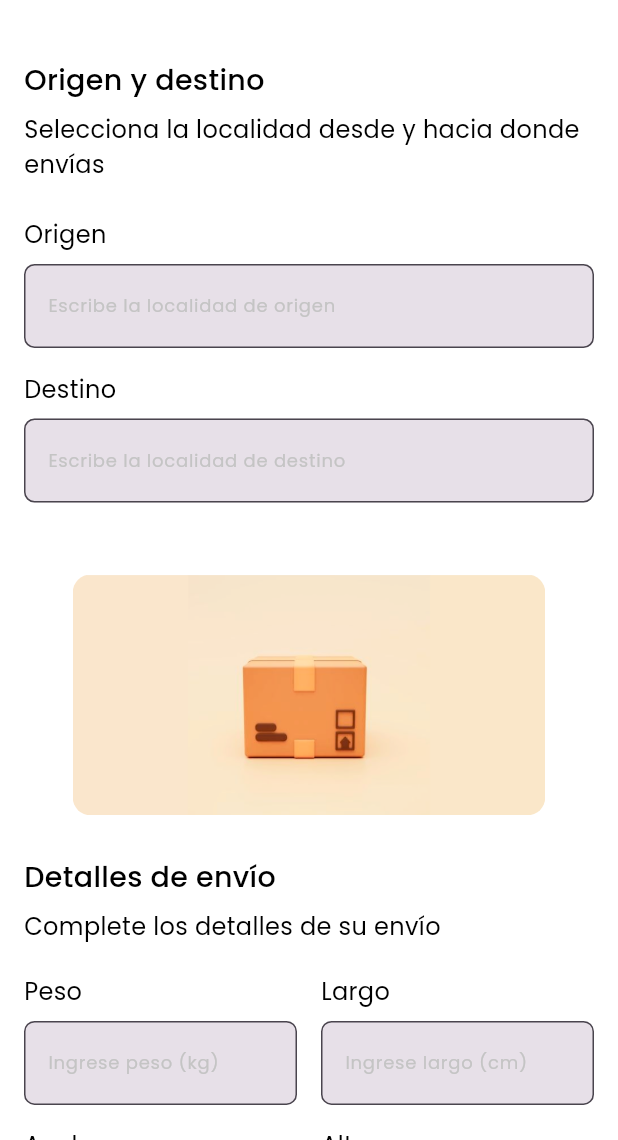
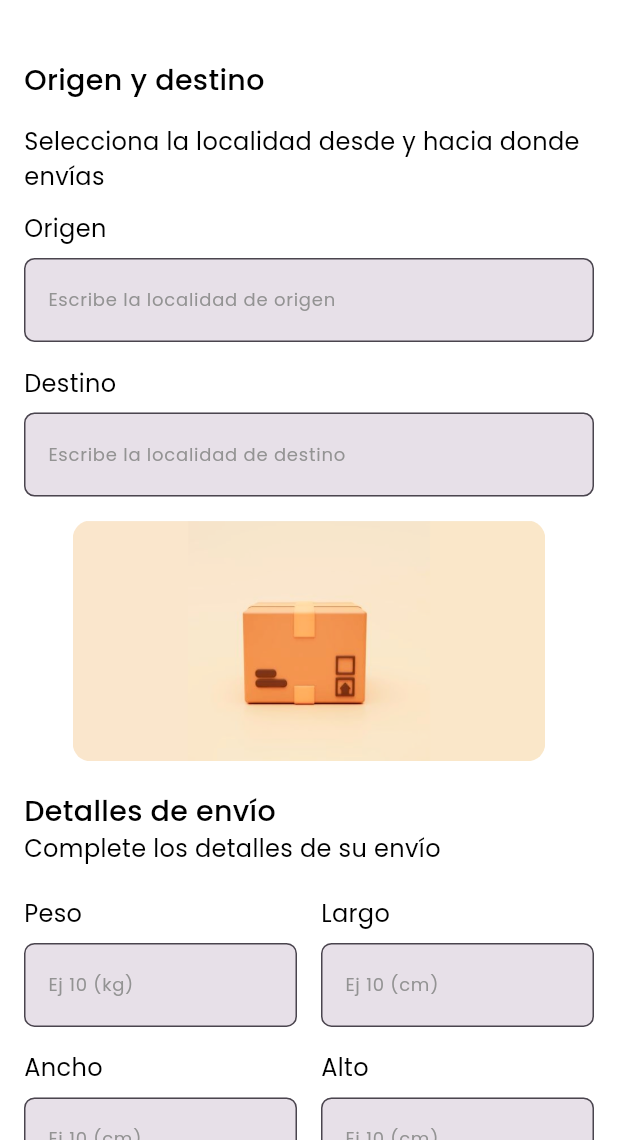
Before and after one commit to Soophiiaa/Aplicaciones-moviles, a Flutter app: the CotizarForm screen opened directly, on a phone screen of 412 x 824 dp, the part 96-1236 px from its top. Run offline on Flutter 3.47's test engine with Material 3 defaults, Android fonts, the phone set to English and light mode, and no system bars; our stand-ins replace cloud_firestore, firebase_core, flex_color_scheme; accounts and stored records are empty.

Commit message:
Pantalla de Cotizar más formulario conectado a firebase, se ven cards en primera pantalla cotizar

```diff
--- a/EXAMEN/pip_app/lib/components/cotizarform.dart
+++ b/EXAMEN/pip_app/lib/components/cotizarform.dart
@@ -42,9 +42,9 @@ class _CotizarFormState extends State<CotizarForm> {
 
     try {
       // Subir los datos a Firebase
-      await FirebaseFirestore.instance.collection('Cotizaciones').add({
-        'origen': _lugarOrigen, // Origen recibido de la primera pantalla
-        'destino': _lugarDestino, // Destino recibido de la primera pantalla
+      await FirebaseFirestore.instance.collection('CotizacionData').add({
+        'origen': _lugarOrigen.text, // Extraer texto del controlador
+        'destino': _lugarDestino.text, // Extraer texto del controlador
         'peso': _pesoController.text,
         'largo': _largoController.text,
         'ancho': _anchoController.text,
@@ -56,14 +56,6 @@ class _CotizarFormState extends State<CotizarForm> {
       if (context.mounted) {
         ScaffoldMessenger.of(context).showSnackBar(
           const SnackBar(content: Text('Datos guardados exitosamente')),
-        );
-
-        // Navegar a la pantalla de cotización
-        Navigator.of(context).pushReplacement(
-          MaterialPageRoute(
-            builder: (context) =>
-                const Placeholder(), // Reemplaza con la pantalla correspondiente
-          ),
         );
       }
     } catch (e) {
@@ -124,13 +116,13 @@ class _CotizarFormState extends State<CotizarForm> {
                           style: TextStyle(
                               fontSize: 19, fontFamily: 'Poppins-Medium'),
                         ),
-                        const SizedBox(height: 8),
+                        const SizedBox(height: 16),
                         const Text(
                           'Selecciona la localidad desde y hacia donde envías',
                           style: TextStyle(
                               fontSize: 16, fontFamily: 'Poppins-Regular'),
                         ),
-                        const SizedBox(height: 24),
+                        const SizedBox(height: 12),
                         const Text(
                           'Origen',
                           style: TextStyle(
@@ -144,7 +136,7 @@ class _CotizarFormState extends State<CotizarForm> {
                             labelStyle: TextStyle(
                               fontFamily: 'Poppins-Regular',
                               fontSize: 12,
-                              color: Color.fromARGB(255, 196, 196, 196),
+                              color: Color.fromARGB(255, 147, 147, 147),
                             ),
                             errorStyle: TextStyle(
                               fontSize: 12,
@@ -172,7 +164,7 @@ class _CotizarFormState extends State<CotizarForm> {
                             labelStyle: TextStyle(
                               fontFamily: 'Poppins-Regular',
                               fontSize: 12,
-                              color: Color.fromARGB(255, 196, 196, 196),
+                              color: Color.fromARGB(255, 147, 147, 147),
                             ),
                             errorStyle: TextStyle(
                               fontSize: 12,
@@ -193,7 +185,6 @@ class _CotizarFormState extends State<CotizarForm> {
                 ),
               ],
             ),
-            const SizedBox(height: 32),
             Center(
               child: Column(
                 mainAxisAlignment: MainAxisAlignment.center,
@@ -215,12 +206,11 @@ class _CotizarFormState extends State<CotizarForm> {
                 ],
               ),
             ),
-            const SizedBox(height: 28),
+            const SizedBox(height: 20),
             const Text(
               'Detalles de envío',
               style: TextStyle(fontSize: 19, fontFamily: 'Poppins-Medium'),
             ),
-            const SizedBox(height: 8),
             const Text(
               'Complete los detalles de su envío',
               style: TextStyle(fontSize: 16, fontFamily: 'Poppins-Regular'),
@@ -241,14 +231,23 @@ class _CotizarFormState extends State<CotizarForm> {
                       TextFormField(
                         controller: _pesoController,
                         decoration: const InputDecoration(
-                          labelText: 'Ingrese peso (kg)',
+                          labelText: 'Ej 10 (kg)',
                           labelStyle: TextStyle(
                             fontFamily: 'Poppins-Regular',
                             fontSize: 12,
-                            color: Color.fromARGB(255, 196, 196, 196),
+                            color: Color.fromARGB(255, 147, 147, 147),
+                          ),
+                          errorStyle: TextStyle(
+                            fontSize: 12,
+                            color: Colors.red,
                           ),
                         ),
-                        keyboardType: TextInputType.number,
+                        validator: (value) {
+                          if (value == null || value.isEmpty) {
+                            return 'Por favor, complete los campos faltantes';
+                          }
+                          return null;
+                        },
                       ),
                     ],
                   ),
@@ -267,14 +266,23 @@ class _CotizarFormState extends State<CotizarForm> {
                       TextFormField(
                         controller: _largoController,
                         decoration: const InputDecoration(
-                          labelText: 'Ingrese largo (cm)',
+                          labelText: 'Ej 10 (cm)',
                           labelStyle: TextStyle(
                             fontFamily: 'Poppins-Regular',
                             fontSize: 12,
-                            color: Color.fromARGB(255, 196, 196, 196),
+                            color: Color.fromARGB(255, 147, 147, 147),
+                          ),
+                          errorStyle: TextStyle(
+                            fontSize: 12,
+                            color: Colors.red,
                           ),
                         ),
-                        keyboardType: TextInputType.number,
+                        validator: (value) {
+                          if (value == null || value.isEmpty) {
+                            return 'Por favor, complete los campos faltantes';
+                          }
+                          return null;
+                        },
                       ),
                     ],
                   ),
@@ -297,14 +305,23 @@ class _CotizarFormState extends State<CotizarForm> {
                       TextFormField(
                         controller: _anchoController,
                         decoration: const InputDecoration(
-                          labelText: 'Ingrese ancho (cm)',
+                          labelText: 'Ej 10 (cm)',
                           labelStyle: TextStyle(
                             fontFamily: 'Poppins-Regular',
                             fontSize: 12,
-                            color: Color.fromARGB(255, 196, 196, 196),
+                            color: Color.fromARGB(255, 147, 147, 147),
+                          ),
+                          errorStyle: TextStyle(
+                            fontSize: 12,
+                            color: Colors.red,
                           ),
                         ),
-                        keyboardType: TextInputType.number,
+                        validator: (value) {
+                          if (value == null || value.isEmpty) {
+                            return 'Por favor, complete los campos faltantes';
+                          }
+                          return null;
+                        },
                       ),
                     ],
                   ),
@@ -323,14 +340,23 @@ class _CotizarFormState extends State<CotizarForm> {
                       TextFormField(
                         controller: _altoController,
                         decoration: const InputDecoration(
-                          labelText: 'Ingrese alto (cm)',
+                          labelText: 'Ej 10 (cm)',
                           labelStyle: TextStyle(
                             fontFamily: 'Poppins-Regular',
                             fontSize: 12,
-                            color: Color.fromARGB(255, 196, 196, 196),
+                            color: Color.fromARGB(255, 147, 147, 147),
+                          ),
+                          errorStyle: TextStyle(
+                            fontSize: 12,
+                            color: Colors.red,
                           ),
                         ),
-                        keyboardType: TextInputType.number,
+                        validator: (value) {
+                          if (value == null || value.isEmpty) {
+                            return 'Por favor, complete los campos faltantes';
+                          }
+                          return null;
+                        },
                       ),
                     ],
                   ),
@@ -341,7 +367,7 @@ class _CotizarFormState extends State<CotizarForm> {
             Center(
               child: SizedBox(
                 width: 330,
-                child: ElevatedButton(
+                child: FilledButton(
                   onPressed: () => _subirDatosYNavegar(context),
                   style: ElevatedButton.styleFrom(
                     backgroundColor: Theme.of(context).colorScheme.secondary,
```
Also changed, not shown: EXAMEN/pip_app/lib/screens/home.dart (+103 -6 lines).
